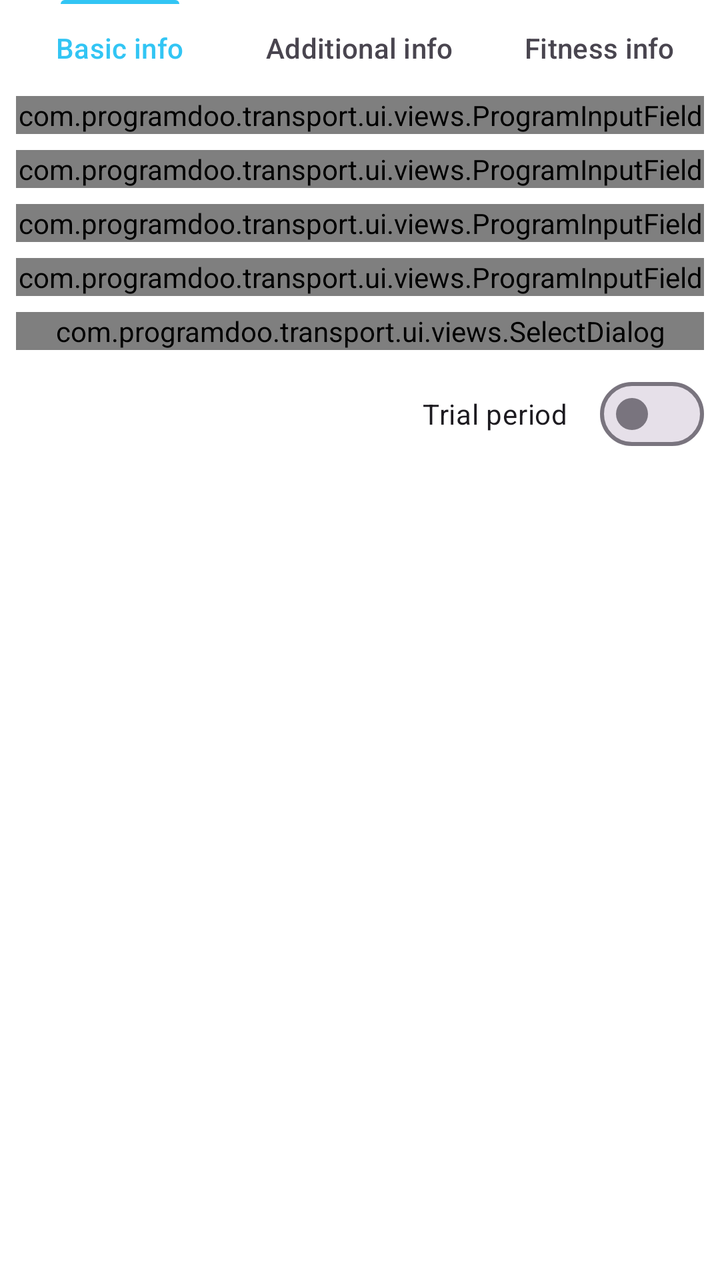
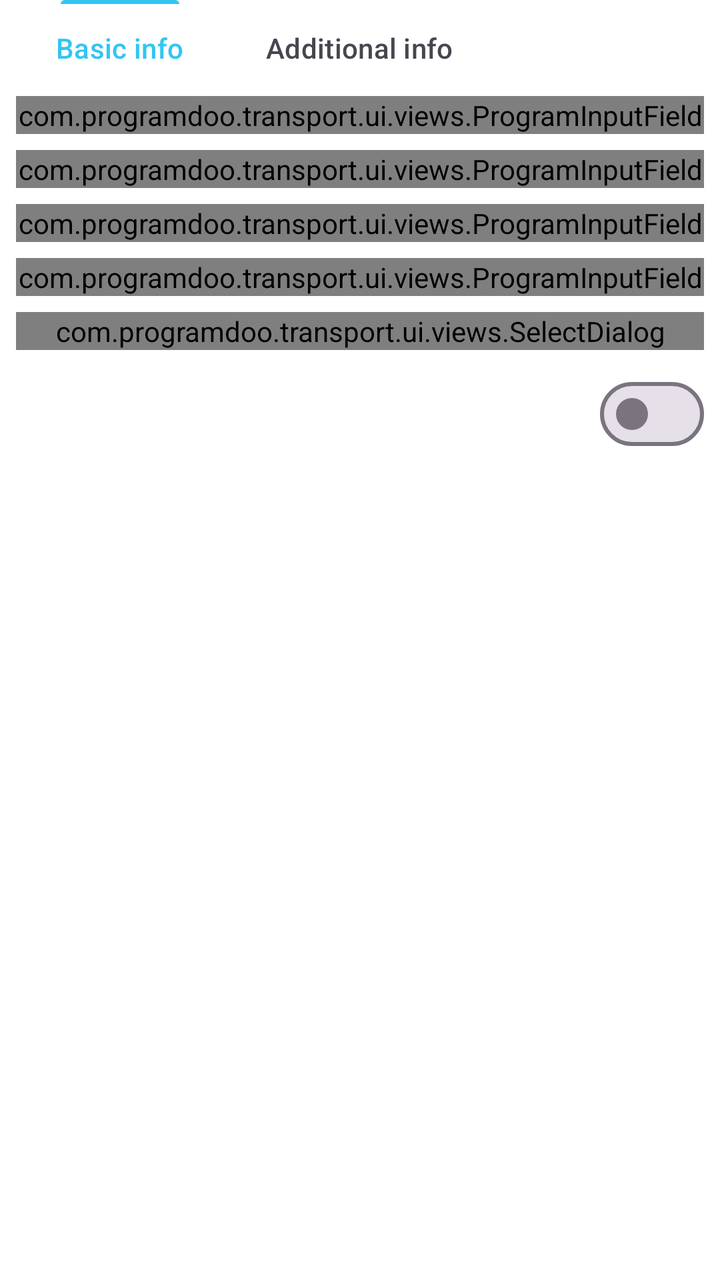

Screens rendered from an Android XML layout before and after an edit, with the pre-edit source and the edit as a unified diff.
<!-- AndroidManifest.xml: application theme Theme.Fitnes -->
<!-- res/layout/fragment_edit_trainee_basic_info.xml -->
<?xml version="1.0" encoding="utf-8"?>
<layout xmlns:tools="http://schemas.android.com/tools"
    xmlns:app="http://schemas.android.com/apk/res-auto"
    xmlns:android="http://schemas.android.com/apk/res/android">
    <data>
        <variable
            name="trainee"
            type="com.programdoo.transport.data.models.dtos.trainees.SaveTraineeRequestModel" />
    </data>

    <androidx.constraintlayout.widget.ConstraintLayout
        android:layout_width="match_parent"
        android:layout_height="match_parent"
        android:orientation="vertical"
        >

        <com.google.android.material.tabs.TabLayout
            android:id="@+id/stepTabLayout"
            style="@style/TabLayout"
            app:tabIndicatorColor="@color/primary"
            app:layout_constraintTop_toTopOf="parent"
            app:layout_constraintStart_toStartOf="parent"
            app:layout_constraintEnd_toEndOf="parent">

            <com.google.android.material.tabs.TabItem
                android:layout_width="wrap_content"
                android:layout_height="wrap_content"
                android:text="@string/label_basic_info" />

            <com.google.android.material.tabs.TabItem
                android:layout_width="wrap_content"
                android:layout_height="wrap_content"
                android:text="@string/label_additional_info" />

            <com.google.android.material.tabs.TabItem
                android:layout_width="wrap_content"
                android:layout_height="wrap_content"
                android:text="@string/label_fitness_info" />
        </com.google.android.material.tabs.TabLayout>

        <ScrollView
            android:id="@+id/scrollView"
            android:layout_width="0dp"
            android:layout_height="0dp"
            style="@style/ContainerMain"
            app:layout_constraintBottom_toTopOf="@+id/actionButtons"
            app:layout_constraintEnd_toEndOf="parent"
            app:layout_constraintStart_toStartOf="parent"
            app:layout_constraintTop_toBottomOf="@+id/stepTabLayout">

            <LinearLayout
                android:layout_width="match_parent"
                android:layout_height="wrap_content"
                style="@style/ContainerItemVertical">

                <com.programdoo.transport.ui.views.ProgramInputField
                    android:id="@+id/ifFirstName"
                    android:layout_width="match_parent"
                    android:layout_height="wrap_content"
                    android:hint="@string/label_firstName"
                    android:inputType="text"
                    android:imeOptions="actionNext">
                </com.programdoo.transport.ui.views.ProgramInputField>

                <com.programdoo.transport.ui.views.ProgramInputField
                    android:id="@+id/ifSurname"
                    android:layout_width="match_parent"
                    android:layout_height="wrap_content"
                    android:hint="@string/label_surname"
                    android:inputType="text"
                    android:imeOptions="actionNext">
                </com.programdoo.transport.ui.views.ProgramInputField>

                <com.programdoo.transport.ui.views.ProgramInputField
                    android:id="@+id/ifNickname"
                    android:layout_width="match_parent"
                    android:layout_height="wrap_content"
                    android:hint="@string/label_nickname"
                    android:inputType="text"
                    android:imeOptions="actionNext">
                </com.programdoo.transport.ui.views.ProgramInputField>

                <com.programdoo.transport.ui.views.ProgramInputField
                    android:id="@+id/ifPhoneNumber"
                    android:layout_width="match_parent"
                    android:layout_height="wrap_content"
                    android:hint="@string/label_phoneNumber"
                    android:inputType="phone"
                    android:imeOptions="actionNext">
                </com.programdoo.transport.ui.views.ProgramInputField>

                <com.programdoo.transport.ui.views.SelectDialog
                    android:id="@+id/selPromotion"
                    android:layout_width="match_parent"
                    android:layout_height="wrap_content"
                    android:hint="@string/label_promotion">
                </com.programdoo.transport.ui.views.SelectDialog>

                <LinearLayout
                    android:layout_width="match_parent"
                    android:layout_height="wrap_content"
                    android:orientation="horizontal"
                    android:gravity="end">

                    <com.google.android.material.materialswitch.MaterialSwitch
                        android:id="@+id/sTrialPeriod"
                        android:layout_width="wrap_content"
                        android:layout_height="wrap_content"
                        android:checked="false"
                        android:text="@string/label_trial_period"/>
                </LinearLayout>
            </LinearLayout>
        </ScrollView>

        <androidx.constraintlayout.widget.ConstraintLayout
            android:id="@+id/actionButtons"
            android:layout_width="match_parent"
            android:layout_height="wrap_content"
            style="@style/BottomButtonBar"
            app:layout_constraintBottom_toBottomOf="parent"
            app:layout_constraintEnd_toEndOf="parent"
            app:layout_constraintStart_toStartOf="parent"
            app:layout_constraintTop_toBottomOf="@+id/scrollView">

            <Button
                android:id="@+id/buttonCancel"
                style="@style/ProgramButton.Cancel"
                android:text="@string/label_cancel"
                app:layout_constraintTop_toTopOf="parent"
                app:layout_constraintBottom_toBottomOf="parent"
                app:layout_constraintStart_toStartOf="parent"
                app:layout_constraintEnd_toStartOf="@id/buttonPrimary"
                app:layout_constraintHorizontal_chainStyle="spread_inside"/>

            <Button
                android:id="@+id/buttonPrimary"
                style="@style/ProgramButton.Primary"
                android:text="@string/label_next"
                app:layout_constraintTop_toTopOf="parent"
                app:layout_constraintBottom_toBottomOf="parent"
                app:layout_constraintStart_toEndOf="@id/buttonCancel"
                app:layout_constraintEnd_toEndOf="parent" />
        </androidx.constraintlayout.widget.ConstraintLayout>
    </androidx.constraintlayout.widget.ConstraintLayout>
</layout>
<!-- resources referenced by this layout -->
<resources>
  <color name="primary">#32c5f4</color>
  <string name="label_additional_info">Additional info</string>
  <string name="label_basic_info">Basic info</string>
  <string name="label_cancel">Cancel</string>
  <string name="label_firstName">First name</string>
  <string name="label_fitness_info">Fitness info</string>
  <string name="label_next">Next</string>
  <string name="label_nickname">Nickname</string>
  <string name="label_phoneNumber">Phone number</string>
  <string name="label_promotion">Promotion</string>
  <string name="label_surname">Surname</string>
  <string name="label_trial_period">Trial period</string>
  <style name="BottomButtonBar">
          <item name="android:paddingVertical">@dimen/halfEdgePad</item>
          <item name="android:paddingHorizontal">@dimen/edgePad</item>
      </style>
  <style name="ContainerItemVertical">
          <item name="android:orientation">vertical</item>
          <item name="android:divider">@drawable/horizontal_spacer_8dp</item>
          <item name="android:showDividers">middle</item>
      </style>
  <style name="ContainerMain">
          <item name="android:fillViewport">true</item>
          <item name="android:paddingHorizontal">@dimen/edgePad</item>
          <item name="android:layout_width">0dp</item>
          <item name="android:layout_height">0dp</item>
      </style>
  <style name="ProgramButton.Cancel" parent="ProgramButton">
          <item name="android:backgroundTint">@color/secondary</item>
          <item name="android:textColor">@color/white</item>
      </style>
  <style name="ProgramButton.Primary" parent="ProgramButton">
          <item name="android:backgroundTint">@color/primary</item>
          <item name="android:textColor">@color/white</item>
      </style>
  <style name="TabLayout">
          <item name="android:layout_width">match_parent</item>
          <item name="android:layout_height">wrap_content</item>
          <item name="tabMode">fixed</item>
          <item name="tabGravity">fill</item>
          <item name="android:backgroundTint">@color/white</item>
          <item name="tabIndicatorHeight">2dp</item>
          <item name="tabIndicatorGravity">top</item>
      </style>
  <dimen name="halfEdgePad">4dp</dimen>
  <dimen name="edgePad">8dp</dimen>
  <!-- drawable horizontal_spacer_8dp (drawable) -->
  <?xml version="1.0" encoding="utf-8"?>
  <shape
      xmlns:android="http://schemas.android.com/apk/res/android">
      <size android:height="@dimen/spacing" />
      <solid android:color="@color/transparent" />
  </shape>
  <style name="ProgramButton" parent="Widget.Material3.Button">
          <item name="android:layout_width">wrap_content</item>
          <item name="android:layout_height">wrap_content</item>
          <item name="cornerRadius">@dimen/cornerRadius</item>
          <item name="android:textColor">@color/secondary</item>
      </style>
  <color name="secondary">#020202</color>
  <color name="white">#FFFFFFFF</color>
  <color name="primaryVariant">@color/primaryLighter</color>
  <color name="secondaryVariant">@color/secondaryLighter</color>
  <color name="black">#FF000000</color>
  <color name="surface">#F5F5F5</color>
  <color name="error">#b30000</color>
  <color name="accent">#171563</color>
  <color name="controlHighlight">#8CBF4E</color>
  <style name="ThemeOverlay.App.MaterialAlertDialog" parent="ThemeOverlay.Material3.MaterialAlertDialog">
          <item name="android:backgroundTint">@color/white</item>
      </style>
  <dimen name="spacing">8dp</dimen>
  <color name="transparent">#00ffffff</color>
  <dimen name="cornerRadius">8dp</dimen>
  <color name="primaryLighter">#e6ffff</color>
  <color name="secondaryLighter">#595959</color>
  <!-- unchanged entries left out for length: 1 -->
</resources>

<!-- the commit's change to res/layout/fragment_edit_trainee_basic_info.xml (unified diff, before → after) -->
@@ -34,8 +34,7 @@
 
             <com.google.android.material.tabs.TabItem
                 android:layout_width="wrap_content"
-                android:layout_height="wrap_content"
-                android:text="@string/label_fitness_info" />
+                android:layout_height="wrap_content" />
         </com.google.android.material.tabs.TabLayout>
 
         <ScrollView
@@ -92,8 +91,7 @@
                 <com.programdoo.transport.ui.views.SelectDialog
                     android:id="@+id/selPromotion"
                     android:layout_width="match_parent"
-                    android:layout_height="wrap_content"
-                    android:hint="@string/label_promotion">
+                    android:layout_height="wrap_content">
                 </com.programdoo.transport.ui.views.SelectDialog>
 
                 <LinearLayout
@@ -106,8 +104,7 @@
                         android:id="@+id/sTrialPeriod"
                         android:layout_width="wrap_content"
                         android:layout_height="wrap_content"
-                        android:checked="false"
-                        android:text="@string/label_trial_period"/>
+                        android:checked="false" />
                 </LinearLayout>
             </LinearLayout>
         </ScrollView>
<!-- resource entries referenced after the edit -->
@@ -5,13 +5,10 @@
   <string name="label_basic_info">Basic info</string>
   <string name="label_cancel">Cancel</string>
   <string name="label_firstName">First name</string>
-  <string name="label_fitness_info">Fitness info</string>
   <string name="label_next">Next</string>
   <string name="label_nickname">Nickname</string>
   <string name="label_phoneNumber">Phone number</string>
-  <string name="label_promotion">Promotion</string>
   <string name="label_surname">Surname</string>
-  <string name="label_trial_period">Trial period</string>
   <style name="BottomButtonBar">
           <item name="android:paddingVertical">@dimen/halfEdgePad</item>
           <item name="android:paddingHorizontal">@dimen/edgePad</item>
